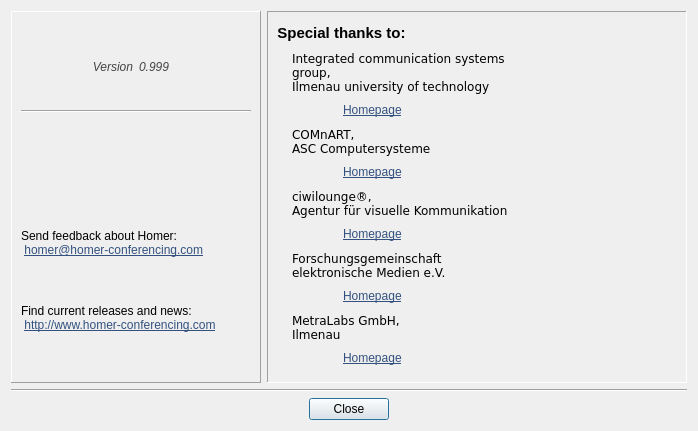
Before: the Qt Designer form Homer/forms/Dialogs/VersionDialog.ui in Homer-Conferencing/Homer-Conferencing, drawn with Qt 5.
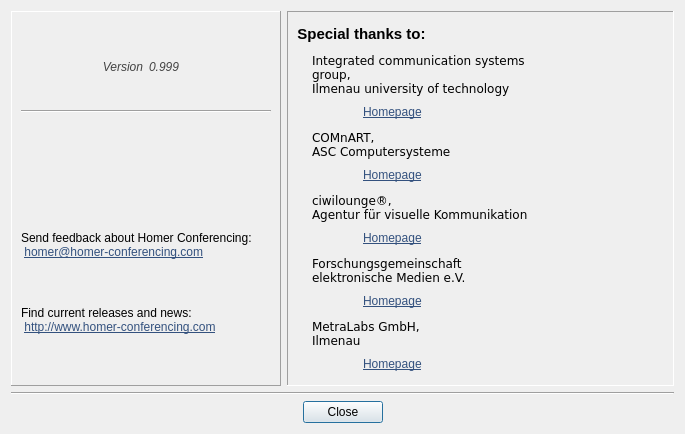
After: the same form once the commit is applied. Icons and pictures are not drawn.

The edit to the form file:
```diff
--- a/Homer/forms/Dialogs/VersionDialog.ui
+++ b/Homer/forms/Dialogs/VersionDialog.ui
@@ -6,8 +6,8 @@
    <rect>
     <x>0</x>
     <y>0</y>
-    <width>698</width>
-    <height>431</height>
+    <width>685</width>
+    <height>434</height>
    </rect>
   </property>
   <property name="sizePolicy">
@@ -22,12 +22,6 @@
     <height>0</height>
    </size>
   </property>
-  <property name="maximumSize">
-   <size>
-    <width>9999</width>
-    <height>9999</height>
-   </size>
-  </property>
   <property name="windowTitle">
    <string>About Homer</string>
   </property>
@@ -37,21 +31,9 @@
   </property>
   <layout class="QVBoxLayout" name="verticalLayout_4">
    <item>
-    <layout class="QHBoxLayout" name="horizontalLayout_8">
+    <layout class="QHBoxLayout" name="horizontalLayout_8" stretch="0,1">
      <item>
       <widget class="QFrame" name="frame">
-       <property name="minimumSize">
-        <size>
-         <width>250</width>
-         <height>300</height>
-        </size>
-       </property>
-       <property name="maximumSize">
-        <size>
-         <width>250</width>
-         <height>16777215</height>
-        </size>
-       </property>
        <property name="frameShape">
         <enum>QFrame::Panel</enum>
        </property>
@@ -247,13 +229,13 @@
           </property>
           <property name="minimumSize">
            <size>
-            <width>230</width>
+            <width>250</width>
             <height>0</height>
            </size>
           </property>
           <property name="maximumSize">
            <size>
-            <width>230</width>
+            <width>250</width>
             <height>16777215</height>
            </size>
           </property>
@@ -266,11 +248,11 @@
            <string>&lt;!DOCTYPE HTML PUBLIC &quot;-//W3C//DTD HTML 4.0//EN&quot; &quot;http://www.w3.org/TR/REC-html40/strict.dtd&quot;&gt;
 &lt;html&gt;&lt;head&gt;&lt;meta name=&quot;qrichtext&quot; content=&quot;1&quot; /&gt;&lt;style type=&quot;text/css&quot;&gt;
 p, li { white-space: pre-wrap; }
-&lt;/style&gt;&lt;/head&gt;&lt;body style=&quot; font-family:'Arial'; font-size:9pt; font-weight:400; font-style:normal;&quot;&gt;
+&lt;/style&gt;&lt;/head&gt;&lt;body style=&quot; font-family:'Arial'; font-size:8pt; font-weight:400; font-style:normal;&quot;&gt;
 &lt;table border=&quot;0&quot; style=&quot;-qt-table-type: root; margin-top:4px; margin-bottom:4px; margin-left:4px; margin-right:4px;&quot;&gt;
 &lt;tr&gt;
 &lt;td style=&quot;border: none;&quot;&gt;
-&lt;p style=&quot; margin-top:0px; margin-bottom:0px; margin-left:0px; margin-right:0px; -qt-block-indent:0; text-indent:0px;&quot;&gt;Send feedback about Homer:&lt;br /&gt; &lt;a href=&quot;mailto:homer@homer-conferencing.com?Subject=[Homer]&quot;&gt;&lt;span style=&quot; text-decoration: underline; color:#33517e;&quot;&gt;homer@homer-conferencing.com&lt;/span&gt;&lt;/a&gt;&lt;/p&gt;&lt;/td&gt;&lt;/tr&gt;&lt;/table&gt;&lt;/body&gt;&lt;/html&gt;</string>
+&lt;p style=&quot; margin-top:0px; margin-bottom:0px; margin-left:0px; margin-right:0px; -qt-block-indent:0; text-indent:0px;&quot;&gt;&lt;span style=&quot; font-size:9pt;&quot;&gt;Send feedback about Homer Conferencing:&lt;br /&gt; &lt;/span&gt;&lt;a href=&quot;mailto:homer@homer-conferencing.com?Subject=[Homer]&quot;&gt;&lt;span style=&quot; font-size:9pt; text-decoration: underline; color:#33517e;&quot;&gt;homer@homer-conferencing.com&lt;/span&gt;&lt;/a&gt;&lt;/p&gt;&lt;/td&gt;&lt;/tr&gt;&lt;/table&gt;&lt;/body&gt;&lt;/html&gt;</string>
           </property>
           <property name="scaledContents">
            <bool>true</bool>
```
Left out of the diff: 28 changed lines with no effect on the pictures.
